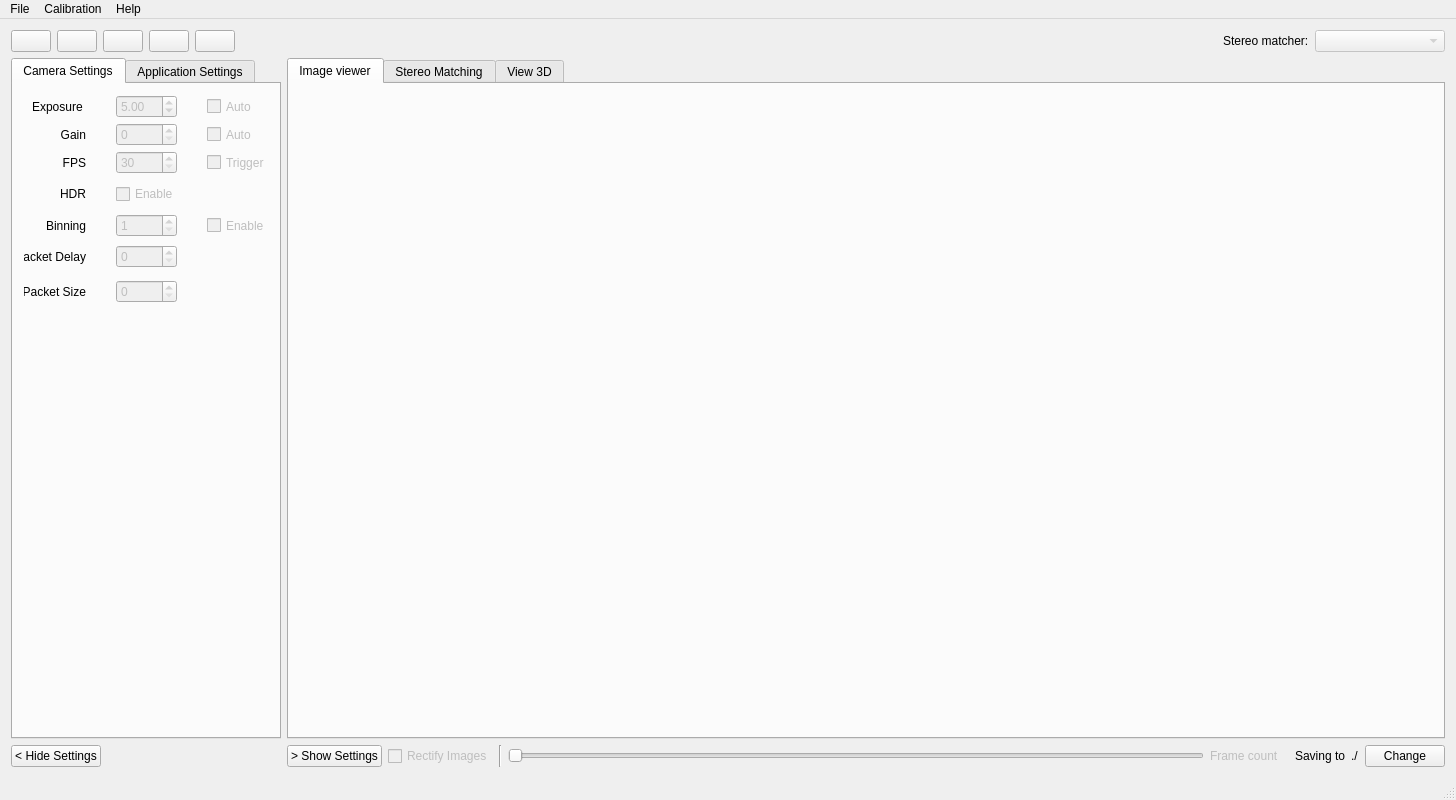
The window that src/mainwindow.ui (i3drobotics/stereo-vision-toolkit) describes before a commit, drawn with Qt 5.
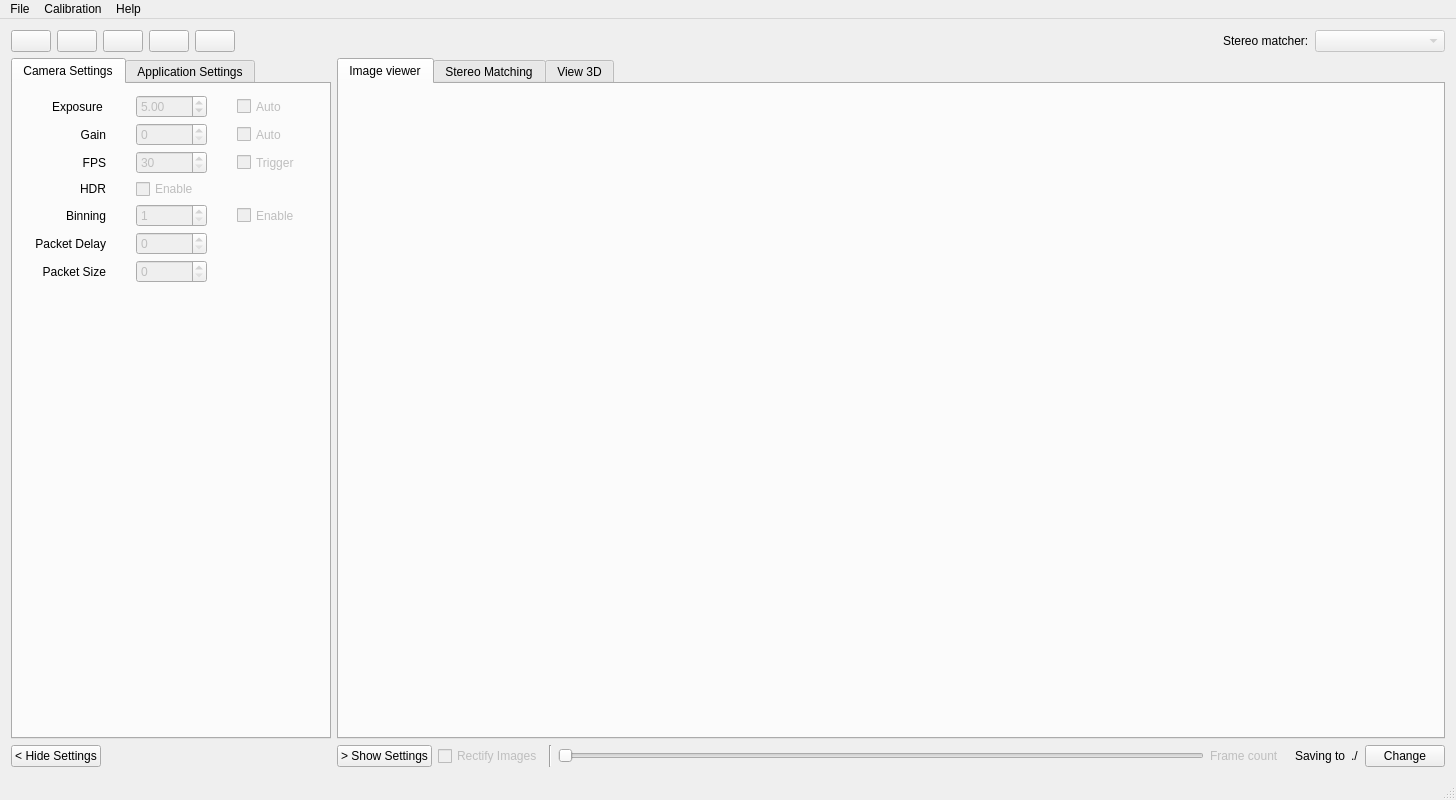
The same window after the commit. The open tabs and pages were chosen to show the change.

```diff
--- a/src/mainwindow.ui
+++ b/src/mainwindow.ui
@@ -298,13 +298,13 @@
            </property>
            <property name="minimumSize">
             <size>
-             <width>270</width>
+             <width>320</width>
              <height>0</height>
             </size>
            </property>
            <property name="maximumSize">
             <size>
-             <width>255</width>
+             <width>16777215</width>
              <height>16777215</height>
             </size>
            </property>
@@ -325,7 +325,7 @@
                 <number>0</number>
                </property>
                <item>
-                <layout class="QGridLayout" name="gridLayout_2" columnstretch="1,1,1" columnminimumwidth="0,0,0">
+                <layout class="QGridLayout" name="gridLayout_2" columnstretch="1,0,1" columnminimumwidth="0,0,0">
                  <property name="sizeConstraint">
                   <enum>QLayout::SetDefaultConstraint</enum>
                  </property>
@@ -343,6 +343,12 @@
                    <property name="enabled">
                     <bool>false</bool>
                    </property>
+                   <property name="sizePolicy">
+                    <sizepolicy hsizetype="Preferred" vsizetype="Preferred">
+                     <horstretch>0</horstretch>
+                     <verstretch>0</verstretch>
+                    </sizepolicy>
+                   </property>
                   </widget>
                  </item>
                  <item row="5" column="1">
@@ -350,6 +356,12 @@
                    <property name="enabled">
                     <bool>false</bool>
                    </property>
+                   <property name="sizePolicy">
+                    <sizepolicy hsizetype="Preferred" vsizetype="Preferred">
+                     <horstretch>0</horstretch>
+                     <verstretch>0</verstretch>
+                    </sizepolicy>
+                   </property>
                   </widget>
                  </item>
                  <item row="2" column="0">
@@ -399,10 +411,16 @@
                    <property name="enabled">
                     <bool>false</bool>
                    </property>
+                   <property name="sizePolicy">
+                    <sizepolicy hsizetype="Preferred" vsizetype="Preferred">
+                     <horstretch>0</horstretch>
+                     <verstretch>0</verstretch>
+                    </sizepolicy>
+                   </property>
                    <property name="maximumSize">
                     <size>
-                     <width>60</width>
-                     <height>30</height>
+                     <width>16777215</width>
+                     <height>16777215</height>
                     </size>
                    </property>
                    <property name="text">
@@ -415,6 +433,12 @@
                    <property name="enabled">
                     <bool>false</bool>
                    </property>
+                   <property name="sizePolicy">
+                    <sizepolicy hsizetype="Preferred" vsizetype="Preferred">
+                     <horstretch>0</horstretch>
+                     <verstretch>0</verstretch>
+                    </sizepolicy>
+                   </property>
                    <property name="minimumSize">
                     <size>
                      <width>0</width>
@@ -474,10 +498,16 @@
                    <property name="enabled">
                     <bool>false</bool>
                    </property>
+                   <property name="sizePolicy">
+                    <sizepolicy hsizetype="Preferred" vsizetype="Preferred">
+                     <horstretch>0</horstretch>
+                     <verstretch>0</verstretch>
+                    </sizepolicy>
+                   </property>
                    <property name="maximumSize">
                     <size>
-                     <width>60</width>
-                     <height>30</height>
+                     <width>16777215</width>
+                     <height>16777215</height>
                     </size>
                    </property>
                    <property name="text">
@@ -534,6 +564,12 @@
                    <property name="enabled">
                     <bool>false</bool>
                    </property>
+                   <property name="sizePolicy">
+                    <sizepolicy hsizetype="Preferred" vsizetype="Preferred">
+                     <horstretch>0</horstretch>
+                     <verstretch>0</verstretch>
+                    </sizepolicy>
+                   </property>
                   </widget>
                  </item>
                  <item row="4" column="1">
@@ -541,6 +577,12 @@
                    <property name="enabled">
                     <bool>false</bool>
                    </property>
+                   <property name="sizePolicy">
+                    <sizepolicy hsizetype="Preferred" vsizetype="Preferred">
+                     <horstretch>0</horstretch>
+                     <verstretch>0</verstretch>
+                    </sizepolicy>
+                   </property>
                    <property name="minimumSize">
                     <size>
                      <width>0</width>
@@ -566,6 +608,12 @@
                    <property name="enabled">
                     <bool>false</bool>
                    </property>
+                   <property name="sizePolicy">
+                    <sizepolicy hsizetype="Preferred" vsizetype="Preferred">
+                     <horstretch>0</horstretch>
+                     <verstretch>0</verstretch>
+                    </sizepolicy>
+                   </property>
                    <property name="minimumSize">
                     <size>
                      <width>0</width>
@@ -589,22 +637,6 @@
                    </property>
                   </widget>
                  </item>
-                 <item row="6" column="2">
-                  <spacer name="packetSizeSpacer">
-                   <property name="orientation">
-                    <enum>Qt::Vertical</enum>
-                   </property>
-                   <property name="sizeType">
-                    <enum>QSizePolicy::Fixed</enum>
-                   </property>
-                   <property name="sizeHint" stdset="0">
-                    <size>
-                     <width>20</width>
-                     <height>30</height>
-                    </size>
-                   </property>
-                  </spacer>
-                 </item>
                  <item row="4" column="0">
                   <widget class="QLabel" name="lblBinning">
                    <property name="minimumSize">
@@ -627,31 +659,21 @@
                    </property>
                   </widget>
                  </item>
-                 <item row="5" column="2">
-                  <spacer name="packetDelaySpacer">
-                   <property name="orientation">
-                    <enum>Qt::Vertical</enum>
-                   </property>
-                   <property name="sizeType">
-                    <enum>QSizePolicy::Fixed</enum>
-                   </property>
-                   <property name="sizeHint" stdset="0">
-                    <size>
-                     <width>20</width>
-                     <height>30</height>
-                    </size>
-                   </property>
-                  </spacer>
-                 </item>
                  <item row="4" column="2">
                   <widget class="QCheckBox" name="binCheckBox">
                    <property name="enabled">
                     <bool>false</bool>
                    </property>
+                   <property name="sizePolicy">
+                    <sizepolicy hsizetype="Preferred" vsizetype="Preferred">
+                     <horstretch>0</horstretch>
+                     <verstretch>0</verstretch>
+                    </sizepolicy>
+                   </property>
                    <property name="maximumSize">
                     <size>
-                     <width>60</width>
-                     <height>30</height>
+                     <width>16777215</width>
+                     <height>16777215</height>
                     </size>
                    </property>
                    <property name="text">
@@ -664,10 +686,16 @@
                    <property name="enabled">
                     <bool>false</bool>
                    </property>
+                   <property name="sizePolicy">
+                    <sizepolicy hsizetype="Preferred" vsizetype="Preferred">
+                     <horstretch>0</horstretch>
+                     <verstretch>0</verstretch>
+                    </sizepolicy>
+                   </property>
                    <property name="maximumSize">
                     <size>
-                     <width>60</width>
-                     <height>30</height>
+                     <width>16777215</width>
+                     <height>16777215</height>
                     </size>
                    </property>
                    <property name="text">
@@ -675,31 +703,21 @@
                    </property>
                   </widget>
                  </item>
-                 <item row="3" column="2">
-                  <spacer name="verticalSpacer_2">
-                   <property name="orientation">
-                    <enum>Qt::Vertical</enum>
-                   </property>
-                   <property name="sizeType">
-                    <enum>QSizePolicy::Preferred</enum>
-                   </property>
-                   <property name="sizeHint" stdset="0">
-                    <size>
-                     <width>100</width>
-                     <height>30</height>
-                    </size>
-                   </property>
-                  </spacer>
-                 </item>
                  <item row="3" column="1">
                   <widget class="QCheckBox" name="enableHDRCheckbox">
                    <property name="enabled">
                     <bool>false</bool>
                    </property>
+                   <property name="sizePolicy">
+                    <sizepolicy hsizetype="Preferred" vsizetype="Preferred">
+                     <horstretch>0</horstretch>
+                     <verstretch>0</verstretch>
+                    </sizepolicy>
+                   </property>
                    <property name="maximumSize">
                     <size>
-                     <width>60</width>
-                     <height>30</height>
+                     <width>16777215</width>
+                     <height>16777215</height>
                     </size>
                    </property>
                    <property name="text">
```
Left out of the diff: 2 changed lines with no effect on the pictures.
